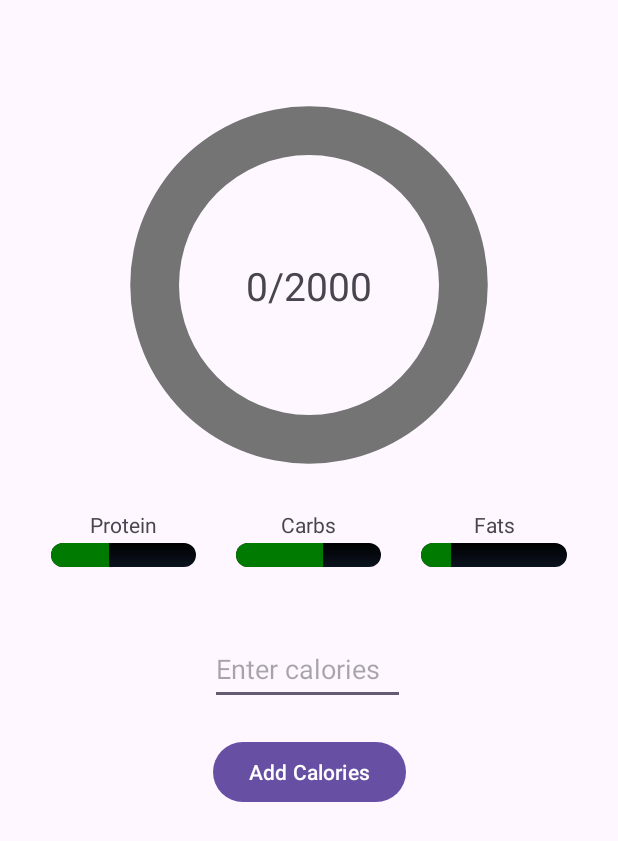
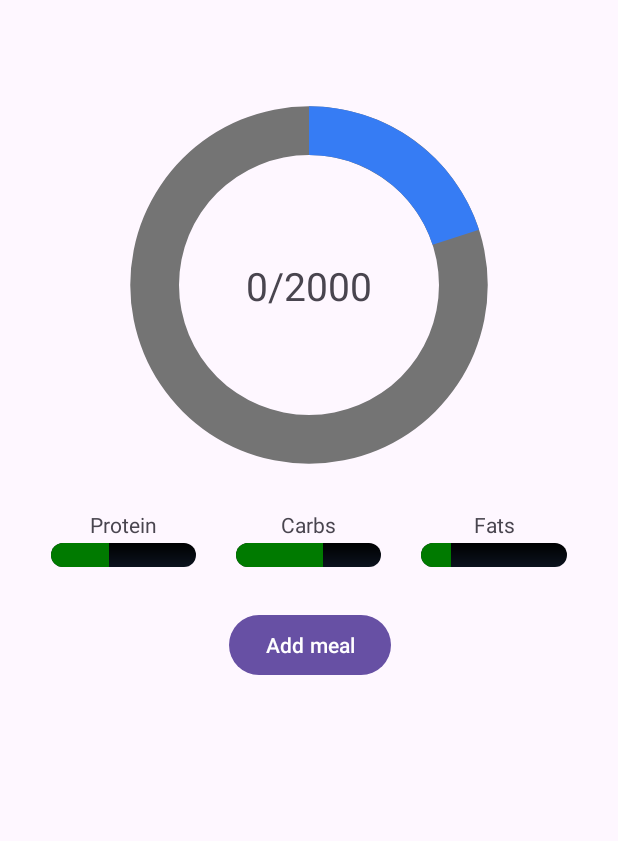
Before and after one commit to Drakon4ik-Coder/FitnessApp, an Android app: the screen it shows after launch (CaloriesActivity), on a phone screen of 412 x 824 dp. Shown: the top 841 px of the screen. Run offline under Robolectric (Android 15) with nearby library versions, the phone set to English and light mode, and no system bars; our stand-ins replace sdp/ssp sizes.

Commit message:
Added addmenuactivity

```diff
--- a/app/build.gradle.kts
+++ b/app/build.gradle.kts
@@ -40,6 +40,7 @@ dependencies {
     implementation("androidx.constraintlayout:constraintlayout:2.1.4")
     implementation("com.mikhaellopez:circularprogressbar:3.1.0")
     implementation("com.intuit.sdp:sdp-android:1.1.1")
+    implementation("androidx.activity:activity:1.8.0")
     testImplementation("junit:junit:4.13.2")
     androidTestImplementation("androidx.test.ext:junit:1.1.5")
     androidTestImplementation("androidx.test.espresso:espresso-core:3.5.1")
--- a/app/src/main/java/com/example/fitnessapp/CaloriesActivity.kt
+++ b/app/src/main/java/com/example/fitnessapp/CaloriesActivity.kt
@@ -1,9 +1,9 @@
 package com.example.fitnessapp
 
 import android.animation.ValueAnimator
+import android.content.Intent
 import android.os.Bundle
 import android.widget.Button
-import android.widget.EditText
 import android.widget.ProgressBar
 import android.widget.TextView
 import androidx.activity.enableEdgeToEdge
@@ -13,8 +13,7 @@ class CaloriesActivity : AppCompatActivity() {
 
     private lateinit var progressBarCalories: ProgressBar
     private lateinit var textViewProgressCalories: TextView
-    private lateinit var editTextCalories: EditText
-    private lateinit var buttonAddCalories: Button
+    private lateinit var buttonAddMeal: Button
 
     private var consumedCalories: Int = 0
     private val maxCalories: Int = 2000 // Set your maximum calories here
@@ -27,27 +26,17 @@ class CaloriesActivity : AppCompatActivity() {
         // Initialize views
         progressBarCalories = findViewById(R.id.progressBarCalories)
         textViewProgressCalories = findViewById(R.id.textViewProgressCalories)
-        editTextCalories = findViewById(R.id.editTextCalories)
-        buttonAddCalories = findViewById(R.id.buttonAddCalories)
+        buttonAddMeal = findViewById(R.id.buttonAddCalories)
 
         // Set click listener for the button to add calories
-        buttonAddCalories.setOnClickListener {
-            addCalories()
+        buttonAddMeal.setOnClickListener {
+            addMeal()
         }
     }
 
-    private fun addCalories() {
-        val caloriesToAdd = editTextCalories.text.toString().toIntOrNull()
-        caloriesToAdd?.let { calories ->
-            val animator = ValueAnimator.ofInt(consumedCalories, consumedCalories + calories)
-            animator.duration = 1000 // Adjust the duration as needed
-            animator.addUpdateListener { valueAnimator ->
-                consumedCalories = valueAnimator.animatedValue as Int
-                updateProgress()
-            }
-            animator.start()
-            editTextCalories.text.clear()
-        }
+    private fun addMeal() {
+        startActivity(Intent(this, AddMealActivity::class.java).apply {
+        })
     }
 
     private fun updateProgress() {
--- a/app/src/main/res/drawable/circle_progress_drawable.xml
+++ b/app/src/main/res/drawable/circle_progress_drawable.xml
@@ -9,6 +9,7 @@
                 android:thicknessRatio="8"
                 android:useLevel="false">
             <solid android:color="@color/progressBarBackground" />
+            <corners android:radius="@dimen/_50sdp"/>
         </shape>
     </item>
 
--- a/app/src/main/res/layout/activity_calories.xml
+++ b/app/src/main/res/layout/activity_calories.xml
@@ -1,6 +1,7 @@
 <?xml version="1.0" encoding="utf-8"?>
 <androidx.constraintlayout.widget.ConstraintLayout xmlns:android="http://schemas.android.com/apk/res/android"
     xmlns:app="http://schemas.android.com/apk/res-auto"
+    xmlns:tools="http://schemas.android.com/tools"
     android:id="@+id/relativeLayout"
     android:layout_width="match_parent"
     android:layout_height="match_parent"
@@ -26,7 +27,7 @@
             android:layout_height="@dimen/_200sdp"
             android:indeterminate="false"
             android:max="100"
-            android:progress="0"
+            android:progress="20"
             android:progressDrawable="@drawable/circle_progress_drawable"
             app:layout_constraintBottom_toBottomOf="parent"
             app:layout_constraintEnd_toEndOf="parent"
@@ -136,23 +137,11 @@
         android:id="@+id/buttonAddCalories"
         android:layout_width="wrap_content"
         android:layout_height="wrap_content"
-        android:layout_marginTop="@dimen/_16sdp"
+        android:layout_marginTop="28dp"
         android:text="@string/add_calories"
+        app:layout_constraintHorizontal_bias="0.502"
         app:layout_constraintLeft_toLeftOf="parent"
         app:layout_constraintRight_toRightOf="parent"
-        app:layout_constraintTop_toBottomOf="@id/editTextCalories" />
-
-    <EditText
-        android:id="@+id/editTextCalories"
-        android:layout_width="@dimen/_100sdp"
-        android:layout_height="@dimen/_37sdp"
-        android:layout_marginTop="44dp"
-        android:autofillHints="number"
-        android:hint="@string/enter_calories"
-        android:inputType="number"
-        app:layout_constraintEnd_toEndOf="parent"
-        app:layout_constraintHorizontal_bias="0.497"
-        app:layout_constraintStart_toStartOf="parent"
         app:layout_constraintTop_toBottomOf="@+id/linearLayout" />
 
 </androidx.constraintlayout.widget.ConstraintLayout>
--- a/app/src/main/res/values/strings.xml
+++ b/app/src/main/res/values/strings.xml
@@ -4,7 +4,7 @@
     <string name="protein_text">Protein</string>
     <string name="carbs_text">Carbs</string>
     <string name="fats_text">Fats</string>
-    <string name="add_calories">Add Calories</string>
+    <string name="add_calories">Add meal</string>
     <string name="enter_calories">Enter calories</string>
     <string name="calories_progress">0/2000</string>
 </resources>
```
Also changed, not shown: app/src/main/AndroidManifest.xml (+5 -2 lines), app/src/main/java/com/example/fitnessapp/AddMealActivity.kt (added, +20 -0 lines), app/src/main/res/layout/activity_add_meal.xml (added, +10 -0 lines).
